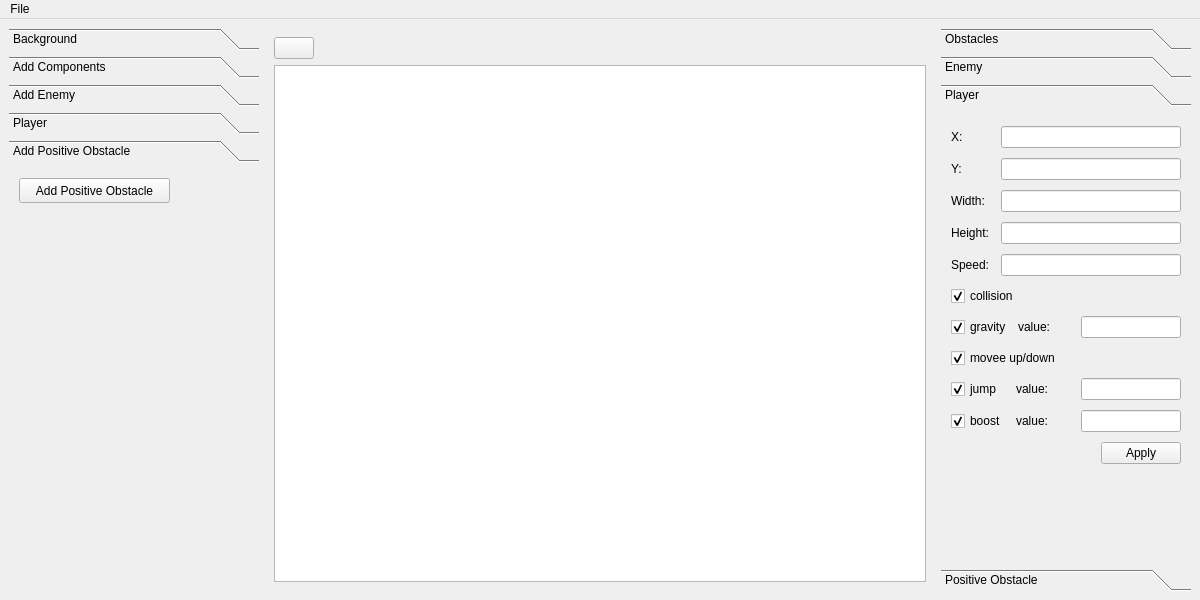
MATF-RS20/RS017-qtgameengine, file src/RS_game_engine/mainwindow.ui: the form before one commit.
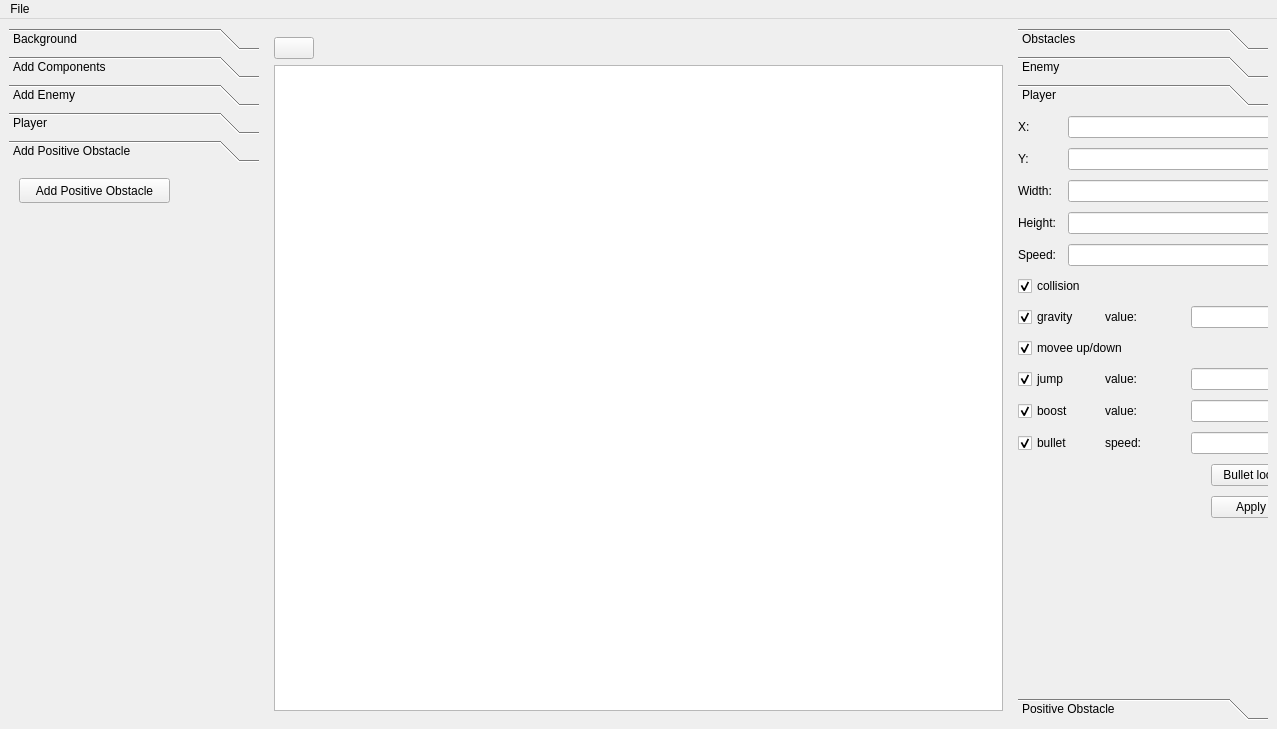
The form after the commit. The open tabs and pages were chosen to show the change. Icons and pictures are not drawn.

Commit message: Added Bullet class, and player can fire bullets

```diff
--- a/src/RS_game_engine/mainwindow.ui
+++ b/src/RS_game_engine/mainwindow.ui
@@ -6,8 +6,8 @@
    <rect>
     <x>0</x>
     <y>0</y>
-    <width>1200</width>
-    <height>600</height>
+    <width>1277</width>
+    <height>729</height>
    </rect>
   </property>
   <property name="sizePolicy">
@@ -141,7 +141,7 @@
          <x>0</x>
          <y>0</y>
          <width>250</width>
-         <height>405</height>
+         <height>534</height>
         </rect>
        </property>
        <attribute name="label">
@@ -590,7 +590,7 @@
          <x>0</x>
          <y>0</y>
          <width>250</width>
-         <height>436</height>
+         <height>565</height>
         </rect>
        </property>
        <attribute name="label">
@@ -599,10 +599,10 @@
        <widget class="QWidget" name="layoutWidget">
         <property name="geometry">
          <rect>
-          <x>10</x>
-          <y>10</y>
-          <width>230</width>
-          <height>351</height>
+          <x>0</x>
+          <y>0</y>
+          <width>273</width>
+          <height>417</height>
          </rect>
         </property>
         <layout class="QVBoxLayout" name="verticalLayout_3">
@@ -819,6 +819,61 @@
            </item>
           </layout>
          </item>
+         <item>
+          <layout class="QHBoxLayout" name="horizontalLayout_30">
+           <item>
+            <widget class="QCheckBox" name="cbPlayerBullet">
+             <property name="text">
+              <string>bullet</string>
+             </property>
+             <property name="checked">
+              <bool>true</bool>
+             </property>
+            </widget>
+           </item>
+           <item>
+            <widget class="QLabel" name="label_23">
+             <property name="text">
+              <string>speed:</string>
+             </property>
+            </widget>
+           </item>
+           <item>
+            <widget class="QLineEdit" name="lePlayerBullet">
+             <property name="maximumSize">
+              <size>
+               <width>100</width>
+               <height>16777215</height>
+              </size>
+             </property>
+            </widget>
+           </item>
+          </layout>
+         </item>
+         <item>
+          <layout class="QHBoxLayout" name="horizontalLayout_29">
+           <item>
+            <spacer name="horizontalSpacer_6">
+             <property name="orientation">
+              <enum>Qt::Horizontal</enum>
+             </property>
+             <property name="sizeHint" stdset="0">
+              <size>
+               <width>78</width>
+               <height>20</height>
+              </size>
+             </property>
+            </spacer>
+           </item>
+           <item>
+            <widget class="QPushButton" name="pbPlayerBulletLook">
+             <property name="text">
+              <string>Bullet look</string>
+             </property>
+            </widget>
+           </item>
+          </layout>
+         </item>
          <item>
           <layout class="QHBoxLayout" name="horizontalLayout_17">
            <item>
@@ -984,7 +1039,7 @@
     <rect>
      <x>0</x>
      <y>0</y>
-     <width>1200</width>
+     <width>1277</width>
      <height>22</height>
     </rect>
    </property>
```
Left out of the diff: 74 changed lines with no effect on the pictures. The commit also changes 11 other files.
